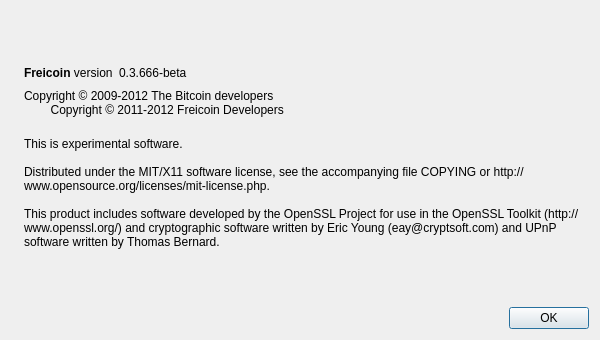
jlay11/sharecoin, file src/qt/forms/aboutdialog.ui: the form before one commit.
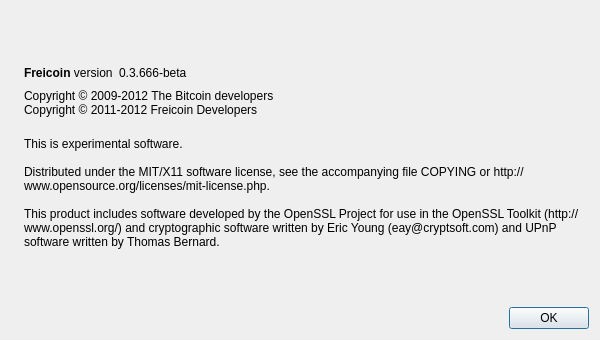
The form after the commit. Icons and pictures are not drawn.

Commit message: Remove extra spacing in about dialog box (thanks to Roman for this fix).

Patch:
```diff
--- a/src/qt/forms/aboutdialog.ui
+++ b/src/qt/forms/aboutdialog.ui
@@ -92,7 +92,7 @@
        </property>
        <property name="text">
         <string>Copyright © 2009-2012 The Bitcoin developers
-        Copyright © 2011-2012 Freicoin Developers</string>
+Copyright © 2011-2012 Freicoin Developers</string>
        </property>
        <property name="textInteractionFlags">
         <set>Qt::LinksAccessibleByMouse|Qt::TextSelectableByKeyboard|Qt::TextSelectableByMouse</set>
```
